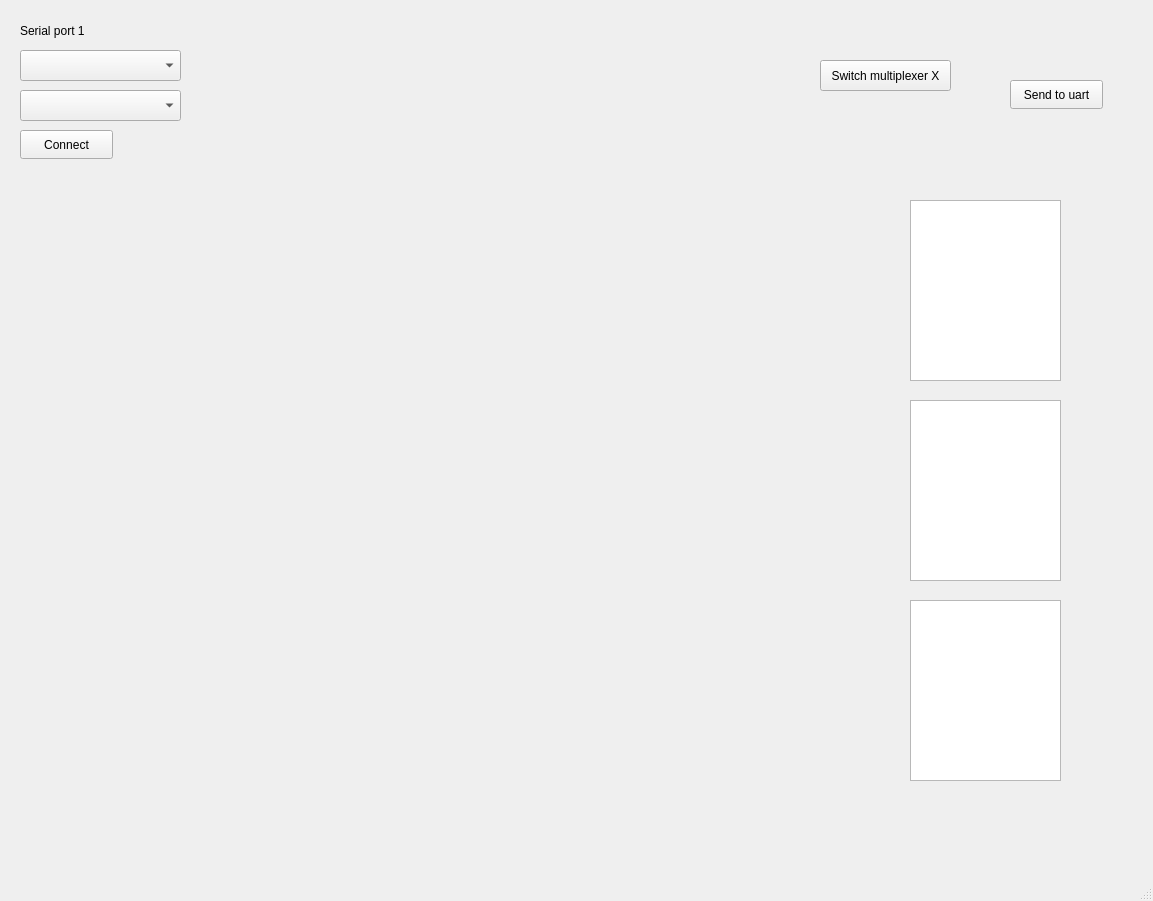
nimtram/qtApplicationDP, file customplotproject.ui: the form before one commit.
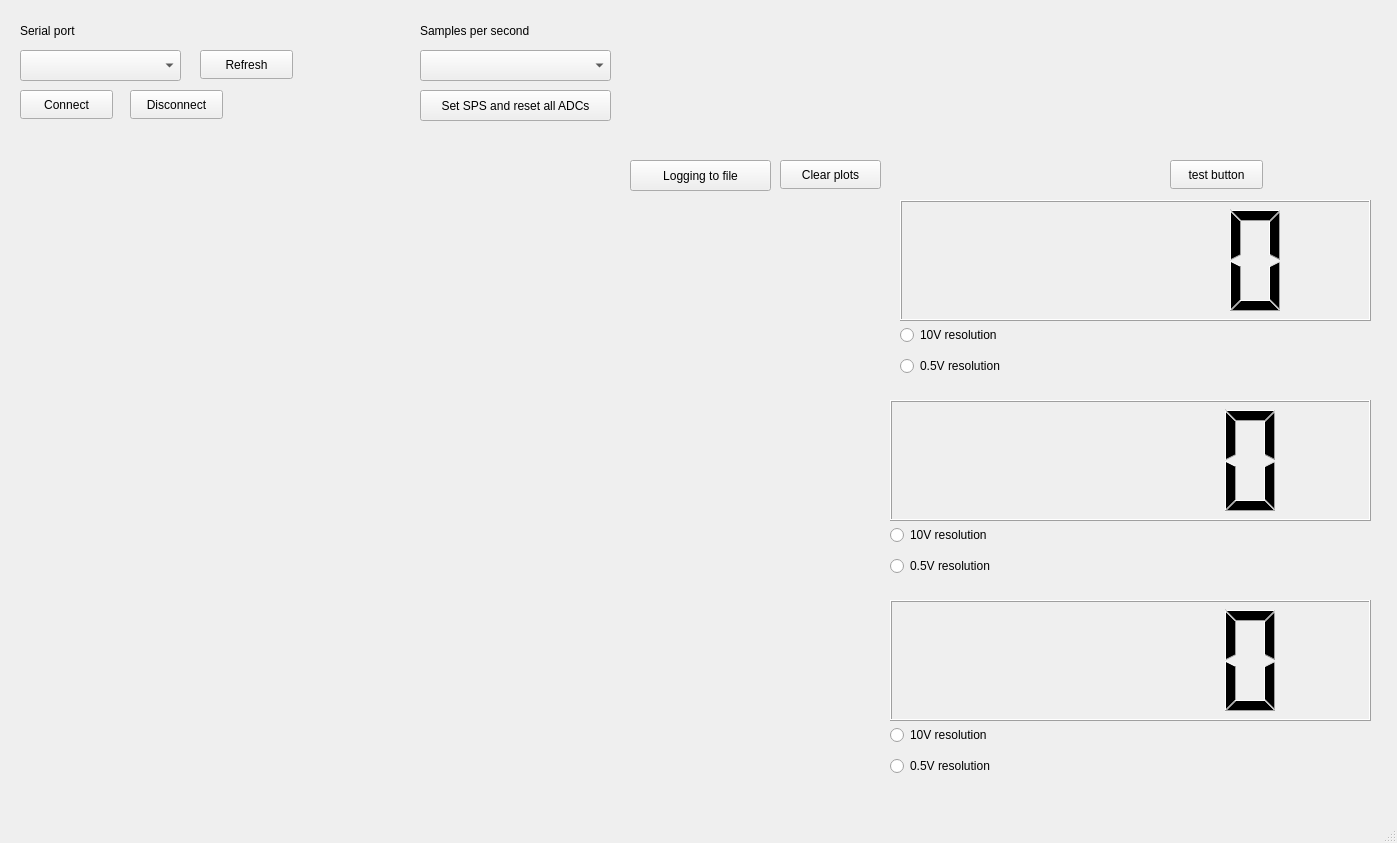
The form after the commit. Custom widgets are drawn as their Qt base class.

Commit message: modified gui, added lcd panels, added all buttons needed

The edit to the form file:
```diff
--- a/customplotproject.ui
+++ b/customplotproject.ui
@@ -6,60 +6,30 @@
    <rect>
     <x>0</x>
     <y>0</y>
-    <width>1153</width>
-    <height>901</height>
+    <width>1397</width>
+    <height>843</height>
    </rect>
   </property>
   <property name="windowTitle">
    <string>customPlotProject</string>
   </property>
+  <property name="toolButtonStyle">
+   <enum>Qt::ToolButtonIconOnly</enum>
+  </property>
+  <property name="tabShape">
+   <enum>QTabWidget::Rounded</enum>
+  </property>
   <widget class="QWidget" name="centralwidget">
    <widget class="QCustomPlot" name="customPlot1" native="true">
     <property name="geometry">
      <rect>
       <x>20</x>
-      <y>210</y>
-      <width>451</width>
-      <height>171</height>
-     </rect>
-    </property>
-   </widget>
-   <widget class="QPushButton" name="switchMultiplexerX">
-    <property name="geometry">
-     <rect>
-      <x>820</x>
-      <y>60</y>
-      <width>131</width>
-      <height>31</height>
-     </rect>
-    </property>
-    <property name="text">
-     <string>Switch multiplexer X</string>
-    </property>
-   </widget>
-   <widget class="QTextBrowser" name="uartValuesList1">
-    <property name="geometry">
-     <rect>
-      <x>910</x>
       <y>200</y>
-      <width>151</width>
+      <width>861</width>
       <height>181</height>
      </rect>
     </property>
    </widget>
-   <widget class="QPushButton" name="sendToUart">
-    <property name="geometry">
-     <rect>
-      <x>1010</x>
-      <y>80</y>
-      <width>93</width>
-      <height>29</height>
-     </rect>
-    </property>
-    <property name="text">
-     <string>Send to uart</string>
-    </property>
-   </widget>
    <widget class="QLabel" name="label">
     <property name="geometry">
      <rect>
@@ -70,17 +40,7 @@
      </rect>
     </property>
     <property name="text">
-     <string>Serial port 1</string>
-    </property>
-   </widget>
-   <widget class="QComboBox" name="SerialPlot1Baud">
-    <property name="geometry">
-     <rect>
-      <x>20</x>
-      <y>90</y>
-      <width>161</width>
-      <height>31</height>
-     </rect>
+     <string>Serial port</string>
     </property>
    </widget>
    <widget class="QComboBox" name="SerialPlot1Port">
@@ -97,7 +57,7 @@
     <property name="geometry">
      <rect>
       <x>20</x>
-      <y>130</y>
+      <y>90</y>
       <width>93</width>
       <height>29</height>
      </rect>
@@ -111,40 +71,242 @@
      <rect>
       <x>20</x>
       <y>400</y>
-      <width>451</width>
-      <height>171</height>
+      <width>861</width>
+      <height>181</height>
      </rect>
     </property>
    </widget>
    <widget class="QCustomPlot" name="customPlot3" native="true">
     <property name="geometry">
      <rect>
-      <x>20</x>
-      <y>590</y>
-      <width>451</width>
-      <height>171</height>
+      <x>10</x>
+      <y>600</y>
+      <width>861</width>
+      <height>181</height>
      </rect>
     </property>
    </widget>
-   <widget class="QTextBrowser" name="uartValuesList2">
+   <widget class="QComboBox" name="list_samplesPerSecond">
     <property name="geometry">
      <rect>
-      <x>910</x>
+      <x>420</x>
+      <y>50</y>
+      <width>191</width>
+      <height>31</height>
+     </rect>
+    </property>
+   </widget>
+   <widget class="QPushButton" name="button_setSPS">
+    <property name="geometry">
+     <rect>
+      <x>420</x>
+      <y>90</y>
+      <width>191</width>
+      <height>31</height>
+     </rect>
+    </property>
+    <property name="text">
+     <string>Set SPS and reset all ADCs</string>
+    </property>
+   </widget>
+   <widget class="QLabel" name="pictureLabel">
+    <property name="geometry">
+     <rect>
+      <x>870</x>
+      <y>30</y>
+      <width>371</width>
+      <height>41</height>
+     </rect>
+    </property>
+    <property name="text">
+     <string/>
+    </property>
+   </widget>
+   <widget class="QPushButton" name="button_sdCardDisable">
+    <property name="geometry">
+     <rect>
+      <x>630</x>
+      <y>160</y>
+      <width>141</width>
+      <height>31</height>
+     </rect>
+    </property>
+    <property name="text">
+     <string>Logging to file</string>
+    </property>
+   </widget>
+   <widget class="QPushButton" name="SerialPort1Refresh">
+    <property name="geometry">
+     <rect>
+      <x>200</x>
+      <y>50</y>
+      <width>93</width>
+      <height>29</height>
+     </rect>
+    </property>
+    <property name="text">
+     <string>Refresh</string>
+    </property>
+   </widget>
+   <widget class="QPushButton" name="SerialPort1Disconnect">
+    <property name="geometry">
+     <rect>
+      <x>130</x>
+      <y>90</y>
+      <width>93</width>
+      <height>29</height>
+     </rect>
+    </property>
+    <property name="text">
+     <string>Disconnect</string>
+    </property>
+   </widget>
+   <widget class="QPushButton" name="button_clearPlots">
+    <property name="geometry">
+     <rect>
+      <x>780</x>
+      <y>160</y>
+      <width>101</width>
+      <height>29</height>
+     </rect>
+    </property>
+    <property name="text">
+     <string>Clear plots</string>
+    </property>
+   </widget>
+   <widget class="QLCDNumber" name="lcdNumberY">
+    <property name="geometry">
+     <rect>
+      <x>890</x>
       <y>400</y>
-      <width>151</width>
-      <height>181</height>
+      <width>481</width>
+      <height>121</height>
      </rect>
     </property>
    </widget>
-   <widget class="QTextBrowser" name="uartValuesList3">
+   <widget class="QLCDNumber" name="lcdNumberZ">
     <property name="geometry">
      <rect>
-      <x>910</x>
+      <x>890</x>
       <y>600</y>
+      <width>481</width>
+      <height>121</height>
+     </rect>
+    </property>
+   </widget>
+   <widget class="QLCDNumber" name="lcdNumberX">
+    <property name="geometry">
+     <rect>
+      <x>900</x>
+      <y>200</y>
+      <width>471</width>
+      <height>121</height>
+     </rect>
+    </property>
+   </widget>
+   <widget class="QLabel" name="label_2">
+    <property name="geometry">
+     <rect>
+      <x>420</x>
+      <y>20</y>
+      <width>191</width>
+      <height>21</height>
+     </rect>
+    </property>
+    <property name="text">
+     <string>Samples per second</string>
+    </property>
+   </widget>
+   <widget class="QPushButton" name="testButton">
+    <property name="geometry">
+     <rect>
+      <x>1170</x>
+      <y>160</y>
+      <width>93</width>
+      <height>29</height>
+     </rect>
+    </property>
+    <property name="text">
+     <string>test button</string>
+    </property>
+   </widget>
+   <widget class="QWidget" name="verticalLayoutWidget">
+    <property name="geometry">
+     <rect>
+      <x>900</x>
+      <y>320</y>
+      <width>161</width>
+      <height>61</height>
+     </rect>
+    </property>
+    <layout class="QVBoxLayout" name="verticalLayout">
+     <item>
+      <widget class="QRadioButton" name="resolution_10V_X">
+       <property name="text">
+        <string>10V resolution</string>
+       </property>
+      </widget>
+     </item>
+     <item>
+      <widget class="QRadioButton" name="resolution_05V_X">
+       <property name="text">
+        <string>0.5V resolution</string>
+       </property>
+      </widget>
+     </item>
+    </layout>
+   </widget>
+   <widget class="QWidget" name="verticalLayoutWidget_2">
+    <property name="geometry">
+     <rect>
+      <x>890</x>
+      <y>520</y>
       <width>151</width>
-      <height>181</height>
+      <height>61</height>
      </rect>
     </property>
+    <layout class="QVBoxLayout" name="verticalLayout2">
+     <item>
+      <widget class="QRadioButton" name="resolution_10V_Y">
+       <property name="text">
+        <string>10V resolution</string>
+       </property>
+      </widget>
+     </item>
+     <item>
+      <widget class="QRadioButton" name="resolution_05V_Y">
+       <property name="text">
+        <string>0.5V resolution</string>
+       </property>
+      </widget>
+     </item>
+    </layout>
+   </widget>
+   <widget class="QWidget" name="">
+    <property name="geometry">
+     <rect>
+      <x>890</x>
+      <y>720</y>
+      <width>151</width>
+      <height>61</height>
+     </rect>
+    </property>
+    <layout class="QVBoxLayout" name="verticalLayout3">
+     <item>
+      <widget class="QRadioButton" name="resolution_10V_Z">
+       <property name="text">
+        <string>10V resolution</string>
+       </property>
+      </widget>
+     </item>
+     <item>
+      <widget class="QRadioButton" name="resolution_05V_Z">
+       <property name="text">
+        <string>0.5V resolution</string>
+       </property>
+      </widget>
+     </item>
+    </layout>
    </widget>
   </widget>
   <widget class="QMenuBar" name="menubar">
```
Left out of the diff: 4 changed lines with no effect on the pictures. The commit also changes 6 other files.
